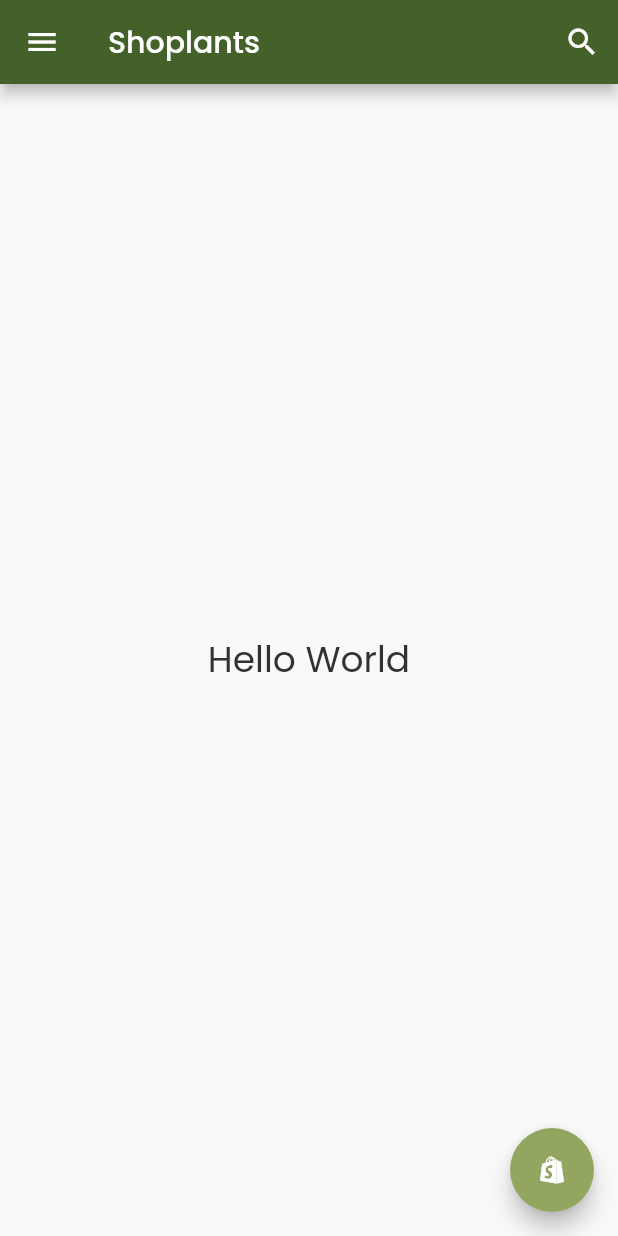
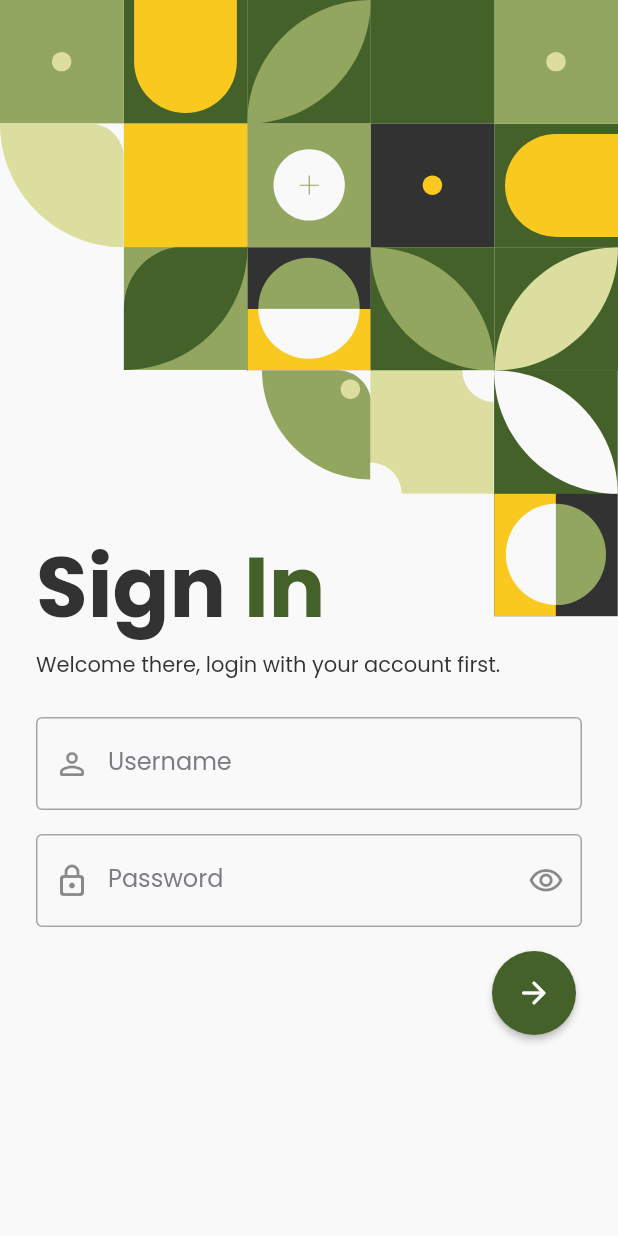
Before and after one commit to fajri-rasid1st/shoplants, a Flutter app: the screen it shows after launch, on a phone screen of 412 x 824 dp. Run offline on Flutter 3.47's test engine with Material 2 defaults, Android fonts, the phone set to English and light mode, and no system bars; our stand-ins replace flutter_svg.

Commit message:
create login screen

```diff
--- a/lib/main.dart
+++ b/lib/main.dart
@@ -1,6 +1,6 @@
 import 'package:flutter/material.dart';
 import 'package:flutter/services.dart';
-import 'package:shoplants/ui/screens/main_screen.dart';
+import 'package:shoplants/ui/screens/sign_in_screen.dart';
 import 'package:shoplants/ui/styles/color_scheme.dart';
 
 void main() {
@@ -13,11 +13,10 @@ void main() {
   ]);
 
   // change status bar color
-  SystemChrome.setSystemUIOverlayStyle(const SystemUiOverlayStyle(
+  SystemChrome.setSystemUIOverlayStyle(SystemUiOverlayStyle(
     statusBarColor: Colors.transparent,
     statusBarIconBrightness: Brightness.light,
-    systemNavigationBarColor: Colors.transparent,
-    systemNavigationBarIconBrightness: Brightness.dark,
+    systemNavigationBarColor: backGroundColor,
   ));
 
   runApp(const MyApp());
@@ -50,7 +49,7 @@ class MyApp extends StatelessWidget {
         ),
         scaffoldBackgroundColor: backGroundColor,
       ),
-      home: const MainScreen(),
+      home: const SignInScreen(),
     );
   }
 }
--- /dev/null
+++ b/lib/ui/screens/sign_in_screen.dart
@@ -0,0 +1,203 @@
+import 'package:flutter/material.dart';
+import 'package:flutter_svg/flutter_svg.dart';
+import 'package:shoplants/ui/styles/color_scheme.dart';
+
+class SignInScreen extends StatefulWidget {
+  const SignInScreen({Key? key}) : super(key: key);
+
+  @override
+  State<SignInScreen> createState() => _SignInScreenState();
+}
+
+class _SignInScreenState extends State<SignInScreen> {
+  bool isPasswordVisible = false;
+
+  late String usernameOrEmail;
+  late String password;
+
+  final formKey = GlobalKey<FormState>();
+  final usernameOrEmailController = TextEditingController();
+  final passwordController = TextEditingController();
+
+  @override
+  void initState() {
+    usernameOrEmailController.addListener(() => setState(() {}));
+
+    super.initState();
+  }
+
+  @override
+  void dispose() {
+    usernameOrEmailController.dispose();
+    passwordController.dispose();
+
+    super.dispose();
+  }
+
+  @override
+  Widget build(BuildContext context) {
+    return Scaffold(
+      body: SingleChildScrollView(
+        reverse: true,
+        child: Column(
+          children: <Widget>[
+            Stack(
+              alignment: AlignmentDirectional.bottomStart,
+              clipBehavior: Clip.none,
+              children: <Widget>[
+                SvgPicture.asset(
+                  "assets/svg/pattern.svg",
+                  alignment: Alignment.topLeft,
+                  fit: BoxFit.fitWidth,
+                ),
+                Positioned(
+                  bottom: -40,
+                  child: Padding(
+                    padding: const EdgeInsets.symmetric(horizontal: 24),
+                    child: Column(
+                      crossAxisAlignment: CrossAxisAlignment.start,
+                      children: <Widget>[
+                        RichText(
+                          text: TextSpan(
+                            children: <TextSpan>[
+                              buildTextSpan("Sign ", primaryTextColor),
+                              buildTextSpan("In", primaryColor),
+                            ],
+                          ),
+                        ),
+                        const Text(
+                          'Welcome there, login with your account first.',
+                        ),
+                      ],
+                    ),
+                  ),
+                ),
+              ],
+            ),
+            Padding(
+              padding: const EdgeInsets.only(
+                bottom: 24,
+                left: 24,
+                top: 64,
+                right: 24,
+              ),
+              child: Form(
+                key: formKey,
+                child: Column(
+                  crossAxisAlignment: CrossAxisAlignment.end,
+                  children: <Widget>[
+                    buildUsernameOrEmailField(),
+                    const SizedBox(height: 16),
+                    buildPasswordField(),
+                    const SizedBox(height: 16),
+                    buildSubmitButton(),
+                  ],
+                ),
+              ),
+            ),
+          ],
+        ),
+      ),
+    );
+  }
+
+  TextSpan buildTextSpan(String text, Color color) {
+    return TextSpan(
+      text: text,
+      style: TextStyle(
+        fontFamily: "Poppins",
+        fontSize: 56,
+        fontWeight: FontWeight.bold,
+        color: color,
+      ),
+    );
+  }
+
+  TextFormField buildUsernameOrEmailField() {
+    return TextFormField(
+      controller: usernameOrEmailController,
+      textInputAction: TextInputAction.next,
+      decoration: InputDecoration(
+        border: const OutlineInputBorder(),
+        labelText: "Username",
+        labelStyle: TextStyle(color: secondaryTextColor),
+        floatingLabelStyle: TextStyle(color: primaryColor),
+        prefixIcon: const Icon(Icons.person_outline_rounded),
+        suffixIcon: usernameOrEmailController.text.isEmpty
+            ? const SizedBox()
+            : IconButton(
+                onPressed: () => usernameOrEmailController.clear(),
+                icon: const Icon(Icons.close),
+              ),
+      ),
+      keyboardType: TextInputType.emailAddress,
+      onSaved: (value) {
+        setState(() {
+          usernameOrEmail = value ?? '';
+        });
+      },
+      validator: validator,
+    );
+  }
+
+  TextFormField buildPasswordField() {
+    return TextFormField(
+      controller: passwordController,
+      textInputAction: TextInputAction.done,
+      decoration: InputDecoration(
+        border: const OutlineInputBorder(),
+        labelText: "Password",
+        labelStyle: TextStyle(color: secondaryTextColor),
+        floatingLabelStyle: TextStyle(color: primaryColor),
+        prefixIcon: const Icon(Icons.lock_outline_rounded),
+        suffixIcon: IconButton(
+          onPressed: () {
+            setState(() {
+              isPasswordVisible = !isPasswordVisible;
+            });
+          },
+          icon: isPasswordVisible
+              ? const Icon(Icons.visibility_off_outlined)
+              : const Icon(Icons.visibility_outlined),
+        ),
+      ),
+      obscureText: isPasswordVisible,
+      keyboardType: TextInputType.emailAddress,
+      onSaved: (value) {
+        setState(() {
+          password = value ?? '';
+        });
+      },
+      validator: validator,
+    );
+  }
+
+  ElevatedButton buildSubmitButton() {
+    return ElevatedButton(
+      onPressed: () {
+        final isFormValid = formKey.currentState!.validate();
+
+        if (isFormValid) {
+          formKey.currentState!.save();
+
+          ScaffoldMessenger.of(context).showSnackBar(
+            SnackBar(content: Text('$usernameOrEmail \n $password')),
+          );
+        }
+      },
+      child: const Icon(Icons.arrow_forward_rounded),
+      style: ElevatedButton.styleFrom(
+        shape: const CircleBorder(),
+        padding: const EdgeInsets.all(16),
+      ),
+    );
+  }
+
+  String? validator(String? value) {
+    if (value == null || value.trim().isEmpty) {
+      return "Field cannot be empty";
+    }
+
+    return null;
+  }
+}
--- a/lib/ui/styles/color_scheme.dart
+++ b/lib/ui/styles/color_scheme.dart
@@ -6,3 +6,4 @@ Color tertiaryColor = const Color(0XFFF9C920);
 Color backGroundColor = const Color(0XFFFAF9F9);
 Color dangerColor = const Color(0XFFF52525);
 Color primaryTextColor = const Color(0XFF323232);
+Color secondaryTextColor = const Color(0XFF7C7C84);
```
Also changed, not shown: pubspec.yaml (+4 -4 lines), assets/svg/pattern.svg (added), pubspec.lock.
